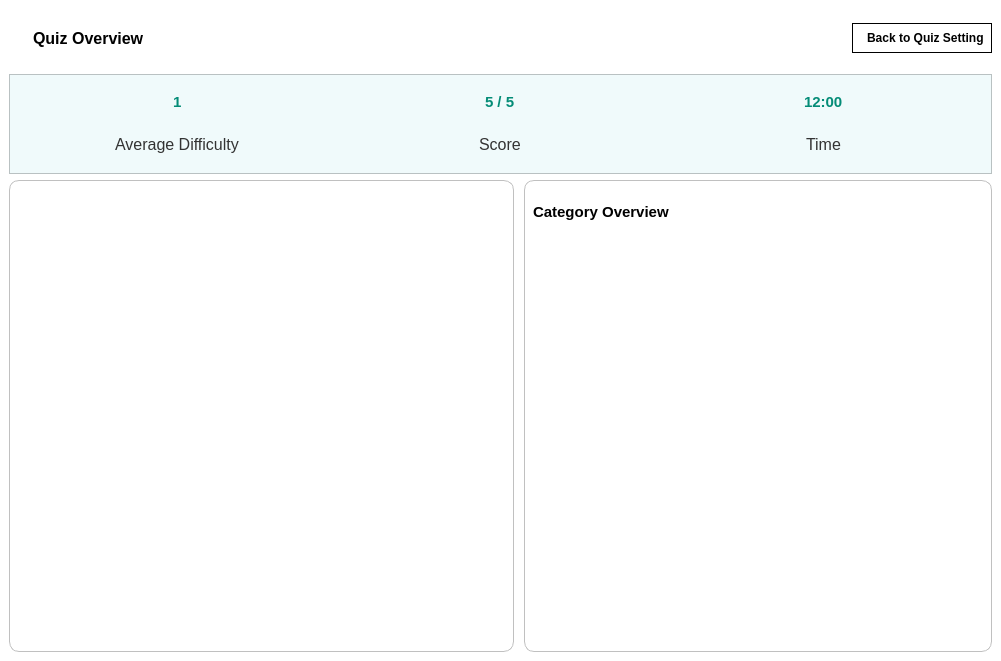
Qt form src/views/quiz_response_view.ui (devforgely/MFA-Simulator) before a commit.
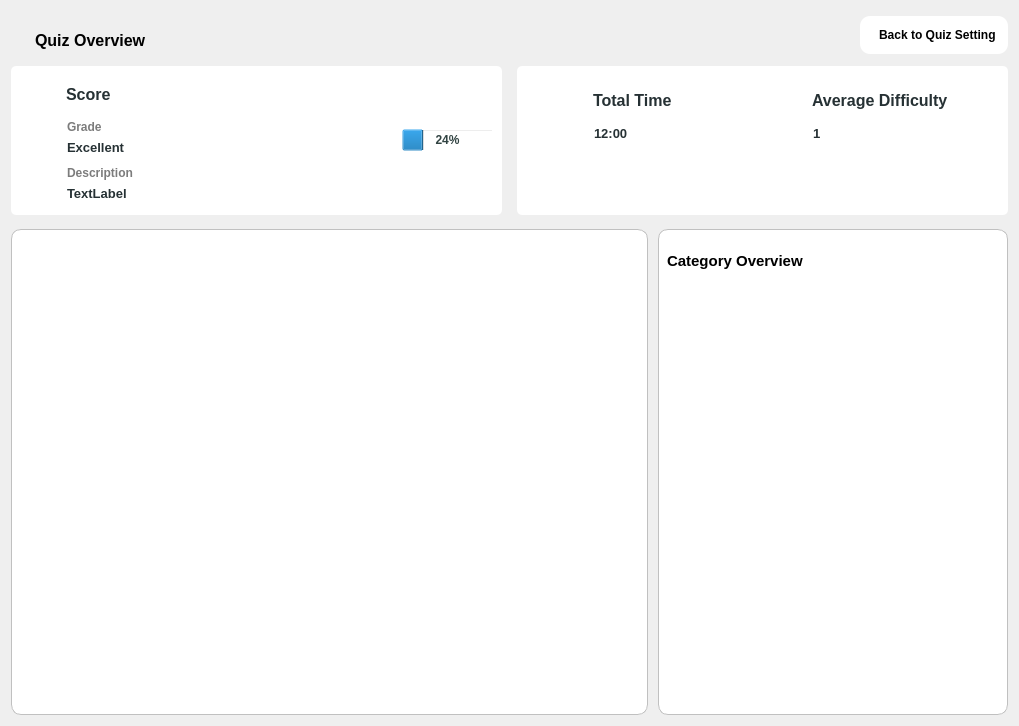
The same form after that commit. Icons and pictures are not drawn. Custom widgets are drawn as their Qt base class.

Commit message: update quiz, profile and misc

The edit to the form file:
```diff
--- a/src/views/quiz_response_view.ui
+++ b/src/views/quiz_response_view.ui
@@ -6,43 +6,51 @@
    <rect>
     <x>0</x>
     <y>0</y>
-    <width>1001</width>
-    <height>661</height>
+    <width>1019</width>
+    <height>726</height>
    </rect>
   </property>
   <property name="windowTitle">
    <string>Form</string>
   </property>
   <property name="styleSheet">
-   <string notr="true">#frame {
-	background-color: white;
-}
-
-#title {
+   <string notr="true">#title {
 	font-size: 12pt;
 	font-weight: bold;
-	margin: 20px 20px 20px 20px;
+	margin: 20px 20px 10px 20px;
 }
 
 #back_btn {
-	background-color: transparent;
-	padding: 7px;
-	border: 1px solid black;
+	background-color: white;
+	padding: 12px;
+	border: none;
 	font-weight: bold;
+	border-radius: 10%;
 }
 
-#overview_frame {
-	background-color: #f0fafb;
+#result_frame, #td_frame {
+	background-color: #fff;
+	border: none;
+	border-radius: 5%;
 }
 
-#difficulty_label, #score_label, #time_label {
+#time_label, #score_label, #difficulty_label {
 	font-size: 12pt;
-	color: #333333;
+	font-weight: bold;
+	color: #263134;
+	margin: 10px 0px 10px 0px
 }
 
-#difficulty_float, #score_int, #time_val {
-	font-size: 11pt;
-	color: #048c77;
+#grade_title, #grade_description {
+	margin-left: 2px;
+	color: #7c7c7c;
+	font-weight: bold;
+}
+
+#time_val, #difficulty_float, #grade_text, #grade_message {
+	margin: 0px 0px 5px 2px;
+	font-size: 10pt;
+	color: #263134;
 	font-weight: bold;
 }
 
@@ -52,6 +60,12 @@
 	border-radius: 10px;
 }
 
+#result_bar {
+	background: transparent;
+	color: #314342;
+	font-weight: bold;
+}
+
 #percentage_display, #question_content {
 	background-color: white;
 }
@@ -62,10 +76,10 @@
 }
 
 #percentage_display QProgressBar {
+	border: none;
 	min-height: 20px;
 	max-height: 20px;
-    border-radius: 10px;
-	background-color: #d5786c;
+	background-color: #c15252;
 	font-weight: bold;
 	color: white;
 	margin-bottom: 10px;
@@ -74,35 +88,10 @@
 #percentage_display QProgressBar::chunk {
 	min-height: 20px;
 	max-height: 20px;
-    border-radius: 10px;
-	background-color: #048c77;
+	background-color: #52c17e;
 }</string>
   </property>
   <layout class="QVBoxLayout" name="verticalLayout">
-   <property name="spacing">
-    <number>0</number>
-   </property>
-   <property name="leftMargin">
-    <number>0</number>
-   </property>
-   <property name="topMargin">
-    <number>0</number>
-   </property>
-   <property name="rightMargin">
-    <number>0</number>
-   </property>
-   <property name="bottomMargin">
-    <number>0</number>
-   </property>
-   <item>
-    <widget class="QFrame" name="frame">
-     <property name="frameShape">
-      <enum>QFrame::NoFrame</enum>
-     </property>
-     <property name="frameShadow">
-      <enum>QFrame::Raised</enum>
-     </property>
-     <layout class="QVBoxLayout" name="verticalLayout_2">
       <item>
        <layout class="QHBoxLayout" name="horizontalLayout">
         <property name="topMargin">
@@ -138,73 +127,223 @@
        </layout>
       </item>
       <item>
-       <widget class="QFrame" name="overview_frame">
+    <layout class="QHBoxLayout" name="horizontalLayout_2">
+     <property name="spacing">
+      <number>15</number>
+     </property>
+     <property name="topMargin">
+      <number>0</number>
+     </property>
+     <item>
+      <widget class="ShadowFrame" name="result_frame">
+       <property name="maximumSize">
+        <size>
+         <width>16777215</width>
+         <height>220</height>
+        </size>
+       </property>
+       <layout class="QHBoxLayout" name="horizontalLayout_4">
+        <item>
+         <layout class="QGridLayout" name="gridLayout_2">
+          <item row="0" column="0">
+           <widget class="QLabel" name="result_icon">
         <property name="sizePolicy">
-         <sizepolicy hsizetype="Preferred" vsizetype="Maximum">
+             <sizepolicy hsizetype="Fixed" vsizetype="Fixed">
           <horstretch>0</horstretch>
           <verstretch>0</verstretch>
          </sizepolicy>
         </property>
         <property name="minimumSize">
          <size>
-          <width>0</width>
-          <height>100</height>
-         </size>
-        </property>
-        <property name="frameShape">
-         <enum>QFrame::StyledPanel</enum>
-        </property>
-        <property name="frameShadow">
-         <enum>QFrame::Raised</enum>
-        </property>
-        <layout class="QGridLayout" name="gridLayout">
-         <property name="bottomMargin">
-          <number>11</number>
-         </property>
-         <item row="1" column="0" alignment="Qt::AlignHCenter">
-          <widget class="QLabel" name="difficulty_label">
+              <width>36</width>
+              <height>36</height>
+             </size>
+            </property>
+            <property name="maximumSize">
+             <size>
+              <width>36</width>
+              <height>36</height>
+             </size>
+            </property>
            <property name="text">
-            <string>Average Difficulty</string>
+             <string/>
            </property>
           </widget>
          </item>
-         <item row="0" column="1" alignment="Qt::AlignHCenter">
-          <widget class="QLabel" name="score_int">
+          <item row="1" column="1">
+           <widget class="QLabel" name="grade_title">
            <property name="text">
-            <string>5 / 5</string>
+             <string>Grade</string>
            </property>
           </widget>
          </item>
-         <item row="1" column="2" alignment="Qt::AlignHCenter">
-          <widget class="QLabel" name="time_label">
+          <item row="2" column="1">
+           <widget class="QLabel" name="grade_text">
            <property name="text">
-            <string>Time</string>
+             <string>Excellent</string>
            </property>
           </widget>
          </item>
-         <item row="1" column="1" alignment="Qt::AlignHCenter">
+          <item row="0" column="1">
           <widget class="QLabel" name="score_label">
            <property name="text">
             <string>Score</string>
            </property>
           </widget>
          </item>
-         <item row="0" column="0" alignment="Qt::AlignHCenter">
-          <widget class="QLabel" name="difficulty_float">
+          <item row="4" column="1">
+           <widget class="QLabel" name="grade_description">
            <property name="text">
-            <string>1</string>
+             <string>Description</string>
            </property>
           </widget>
          </item>
-         <item row="0" column="2" alignment="Qt::AlignHCenter">
+          <item row="5" column="1">
+           <widget class="QLabel" name="grade_message">
+            <property name="maximumSize">
+             <size>
+              <width>400</width>
+              <height>16777215</height>
+             </size>
+            </property>
+            <property name="text">
+             <string>TextLabel</string>
+            </property>
+            <property name="wordWrap">
+             <bool>true</bool>
+            </property>
+           </widget>
+          </item>
+         </layout>
+        </item>
+        <item>
+         <widget class="QRoundProgressBar" name="result_bar">
+          <property name="sizePolicy">
+           <sizepolicy hsizetype="Fixed" vsizetype="Fixed">
+            <horstretch>0</horstretch>
+            <verstretch>0</verstretch>
+           </sizepolicy>
+          </property>
+          <property name="value">
+           <number>24</number>
+          </property>
+         </widget>
+        </item>
+       </layout>
+      </widget>
+     </item>
+     <item>
+      <widget class="ShadowFrame" name="td_frame">
+       <property name="maximumSize">
+        <size>
+         <width>16777215</width>
+         <height>220</height>
+        </size>
+       </property>
+       <layout class="QGridLayout" name="gridLayout">
+        <property name="leftMargin">
+         <number>30</number>
+        </property>
+        <property name="topMargin">
+         <number>15</number>
+        </property>
+        <property name="rightMargin">
+         <number>30</number>
+        </property>
+        <property name="bottomMargin">
+         <number>15</number>
+        </property>
+        <item row="0" column="2">
+         <widget class="QLabel" name="time_label">
+          <property name="text">
+           <string>Total Time</string>
+          </property>
+         </widget>
+        </item>
+        <item row="0" column="1">
+         <widget class="QLabel" name="time_icon">
+          <property name="sizePolicy">
+           <sizepolicy hsizetype="Fixed" vsizetype="Fixed">
+            <horstretch>0</horstretch>
+            <verstretch>0</verstretch>
+           </sizepolicy>
+          </property>
+          <property name="minimumSize">
+           <size>
+            <width>36</width>
+            <height>36</height>
+           </size>
+          </property>
+          <property name="maximumSize">
+           <size>
+            <width>36</width>
+            <height>36</height>
+           </size>
+          </property>
+          <property name="text">
+           <string/>
+          </property>
+          <property name="pixmap">
+           <pixmap>../resources/icons/Square-Clock--Streamline-Core.svg</pixmap>
+          </property>
+          <property name="scaledContents">
+           <bool>true</bool>
+          </property>
+         </widget>
+        </item>
+        <item row="1" column="2" alignment="Qt::AlignTop">
           <widget class="QLabel" name="time_val">
            <property name="text">
             <string>12:00</string>
            </property>
           </widget>
          </item>
-        </layout>
-       </widget>
+        <item row="1" column="4" alignment="Qt::AlignTop">
+         <widget class="QLabel" name="difficulty_float">
+          <property name="text">
+           <string>1</string>
+          </property>
+         </widget>
+        </item>
+        <item row="0" column="3">
+         <widget class="QLabel" name="label_4">
+          <property name="sizePolicy">
+           <sizepolicy hsizetype="Fixed" vsizetype="Fixed">
+            <horstretch>0</horstretch>
+            <verstretch>0</verstretch>
+           </sizepolicy>
+          </property>
+          <property name="minimumSize">
+           <size>
+            <width>36</width>
+            <height>36</height>
+           </size>
+          </property>
+          <property name="maximumSize">
+           <size>
+            <width>36</width>
+            <height>36</height>
+           </size>
+          </property>
+          <property name="text">
+           <string/>
+          </property>
+          <property name="pixmap">
+           <pixmap>../resources/icons/Signal-Full--Streamline-Core.svg</pixmap>
+          </property>
+         </widget>
+        </item>
+        <item row="0" column="4">
+         <widget class="QLabel" name="difficulty_label">
+          <property name="text">
+           <string>Average Difficulty</string>
+          </property>
+         </widget>
+        </item>
+       </layout>
+      </widget>
+     </item>
+    </layout>
       </item>
       <item>
        <layout class="QHBoxLayout" name="horizontalLayout_3">
@@ -212,7 +351,7 @@
          <number>10</number>
         </property>
         <property name="topMargin">
-         <number>0</number>
+      <number>8</number>
         </property>
         <item>
          <widget class="QWidget" name="detail_content" native="true">
@@ -245,8 +384,8 @@
                <rect>
                 <x>0</x>
                 <y>0</y>
-                <width>473</width>
-                <height>435</height>
+             <width>613</width>
+             <height>421</height>
                </rect>
               </property>
               <layout class="QVBoxLayout" name="verticalLayout_4"/>
@@ -264,6 +403,12 @@
             <verstretch>0</verstretch>
            </sizepolicy>
           </property>
+       <property name="maximumSize">
+        <size>
+         <width>350</width>
+         <height>16777215</height>
+        </size>
+       </property>
           <layout class="QVBoxLayout" name="verticalLayout_3">
            <item alignment="Qt::AlignHCenter">
             <widget class="QLabel" name="analytic_title">
@@ -297,8 +442,8 @@
                <rect>
                 <x>0</x>
                 <y>0</y>
-                <width>450</width>
-                <height>383</height>
+             <width>328</width>
+             <height>369</height>
                </rect>
               </property>
               <layout class="QVBoxLayout" name="verticalLayout_5"/>
@@ -312,9 +457,24 @@
       </item>
      </layout>
     </widget>
-   </item>
-  </layout>
- </widget>
+ <customwidgets>
+  <customwidget>
+   <class>ShadowFrame</class>
+   <extends>QFrame</extends>
+   <header>widgets/shadow.h</header>
+   <container>1</container>
+  </customwidget>
+  <customwidget>
+   <class>QRoundProgressBar</class>
+   <extends>QProgressBar</extends>
+   <header>widgets/progress_bar.h</header>
+  </customwidget>
+  <customwidget>
+   <class>ShadowButton</class>
+   <extends>QPushButton</extends>
+   <header>widgets/shadow.h</header>
+  </customwidget>
+ </customwidgets>
  <resources/>
  <connections/>
 </ui>
```
Left out of the diff: 2 changed lines with no effect on the pictures. Lines whose indentation alone changed are shown as unchanged. The commit also changes 30 other files.
